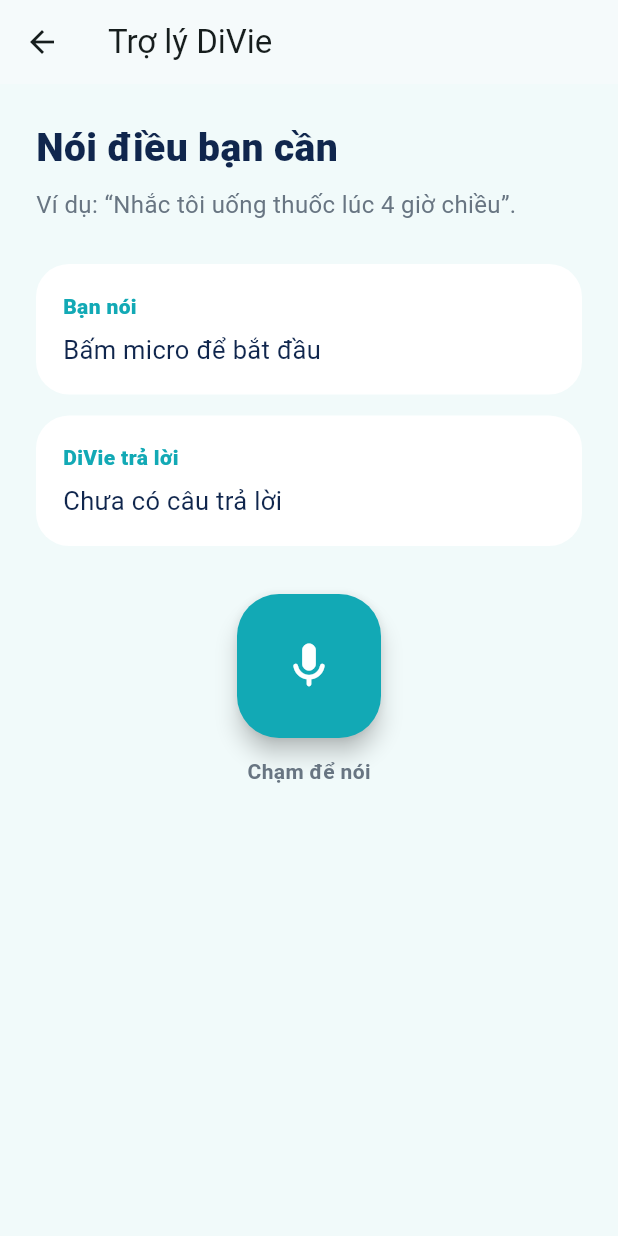
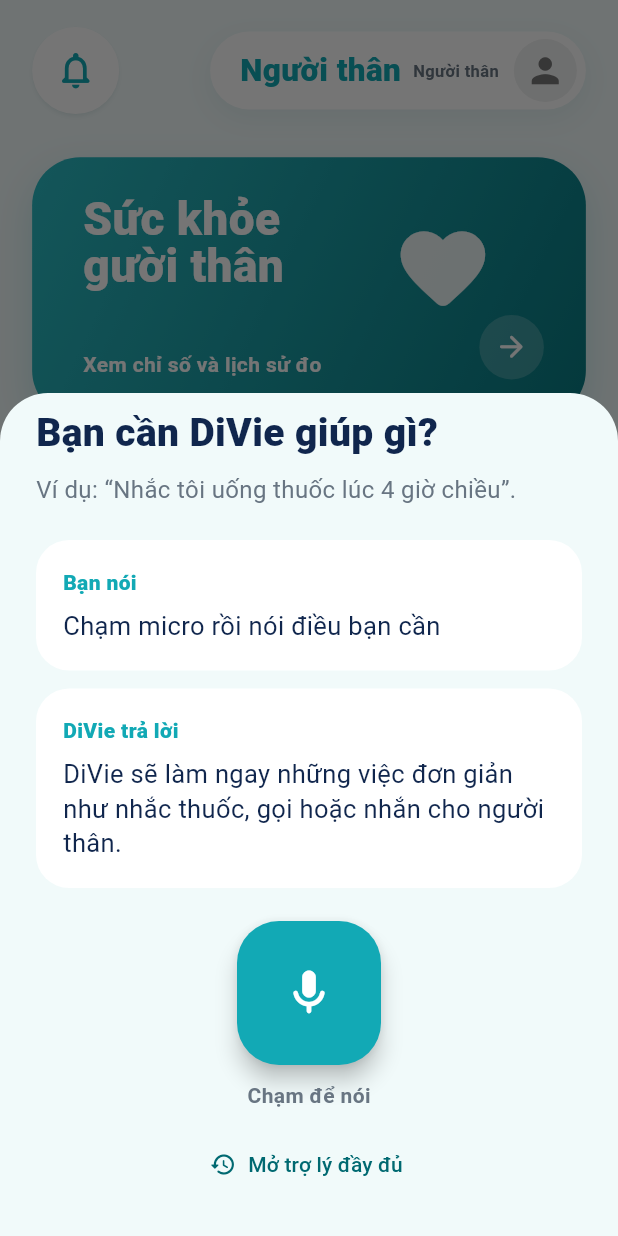
Before and after one commit to khoaminh-dev/divie, a Flutter app: the DivieShell screen opened directly with empty values, item 3 of the bottom bar chosen, on a phone screen of 412 x 824 dp. Run offline on Flutter 3.47's test engine with Material 3 defaults, Android fonts, the phone set to English and light mode, and no system bars; our stand-ins replace flutter_contacts, flutter_local_notifications, flutter_tts, image_picker, shared_preferences, speech_to_text and 2 more; accounts and stored records are empty; statements that could not run were skipped.

Commit message:
feat: open voice assistant from home

```diff
--- a/app/lib/features/assistant/voice_assistant_page.dart
+++ b/app/lib/features/assistant/voice_assistant_page.dart
@@ -26,7 +26,12 @@
 }
 
 class VoiceAssistantPage extends StatefulWidget {
-  const VoiceAssistantPage({super.key});
+  const VoiceAssistantPage({super.key, this.embedded = false});
+
+  /// The main screen opens the assistant as a focused panel instead of
+  /// navigating people away from what they were doing. The full page remains
+  /// available from Settings for longer conversations and history later on.
+  final bool embedded;
 
   @override
   State<VoiceAssistantPage> createState() => _VoiceAssistantPageState();
@@ -272,9 +277,8 @@
         } catch (error, stackTrace) {
           debugPrint('DiVie reminder create failed: $error');
           debugPrintStack(stackTrace: stackTrace);
-          final answer = error.toString().contains(
-                'medicine_reminders_remote_unavailable',
-              )
+          final answer =
+              error.toString().contains('medicine_reminders_remote_unavailable')
               ? 'Ứng dụng chưa kết nối tài khoản. Bạn đăng nhập lại rồi thử tạo lịch nhé.'
               : 'Chưa lưu được lịch nhắc thuốc. Bạn thử lại nhé.';
           if (mounted) setState(() => _answer = answer);
@@ -359,12 +363,14 @@
 
   bool _looksLikeReminderConfirmation(String value) {
     final text = value.toLowerCase();
-    final claimsSaved = text.contains('đã tạo') ||
+    final claimsSaved =
+        text.contains('đã tạo') ||
         text.contains('đã đặt') ||
         text.contains('đã lưu') ||
         text.contains('tạo thành công') ||
         text.contains('đặt thành công');
-    final reminderTopic = text.contains('nhắc') ||
+    final reminderTopic =
+        text.contains('nhắc') ||
         text.contains('thuốc') ||
         text.contains('uống thuốc') ||
         text.contains('báo thức');
@@ -381,17 +387,20 @@
   @override
   Widget build(BuildContext context) {
     final bottomInset = MediaQuery.viewInsetsOf(context).bottom;
-    return Scaffold(
-      appBar: AppBar(title: const Text('Trợ lý DiVie')),
-      body: SafeArea(
-        child: SingleChildScrollView(
-          padding: EdgeInsets.fromLTRB(24, 24, 24, 24 + bottomInset),
+    final content = SingleChildScrollView(
+      padding: EdgeInsets.fromLTRB(
+        24,
+        widget.embedded ? 8 : 24,
+        24,
+        24 + bottomInset,
+      ),
       child: Column(
+        mainAxisSize: widget.embedded ? MainAxisSize.min : MainAxisSize.max,
         crossAxisAlignment: CrossAxisAlignment.stretch,
         children: [
-              const Text(
-                'Nói điều bạn cần',
-                style: TextStyle(
+          Text(
+            widget.embedded ? 'Bạn cần DiVie giúp gì?' : 'Nói điều bạn cần',
+            style: const TextStyle(
               fontSize: 26,
               fontWeight: FontWeight.w900,
               color: DivieColors.navy,
@@ -402,21 +411,23 @@
             'Ví dụ: “Nhắc tôi uống thuốc lúc 4 giờ chiều”.',
             style: TextStyle(color: DivieColors.muted, fontSize: 16),
           ),
-              const SizedBox(height: 28),
+          const SizedBox(height: 22),
           _VoiceBubble(
             label: 'Bạn nói',
             text: _transcript.isEmpty
-                    ? 'Bấm micro để bắt đầu'
+                ? 'Chạm micro rồi nói điều bạn cần'
                 : _transcript,
           ),
-              const SizedBox(height: 14),
+          const SizedBox(height: 12),
           _VoiceBubble(
             label: 'DiVie trả lời',
             text: _sending
-                    ? 'Đang suy nghĩ…'
-                    : (_answer.isEmpty ? 'Chưa có câu trả lời' : _answer),
+                ? 'Đang xử lý…'
+                : (_answer.isEmpty
+                      ? 'DiVie sẽ làm ngay những việc đơn giản như nhắc thuốc, gọi hoặc nhắn cho người thân.'
+                      : _answer),
           ),
-              const SizedBox(height: 32),
+          const SizedBox(height: 22),
           Center(
             child: FloatingActionButton.large(
               backgroundColor: _listening
@@ -430,22 +441,40 @@
               ),
             ),
           ),
-              const SizedBox(height: 12),
+          const SizedBox(height: 10),
           Center(
             child: Text(
               !_ready
-                      ? 'Đang xin quyền micro…'
-                      : (_listening ? 'Đang nghe…' : 'Chạm để nói'),
+                  ? 'Đang chuẩn bị micro…'
+                  : (_listening ? 'Đang nghe… chạm lại để gửi' : 'Chạm để nói'),
               style: const TextStyle(
                 color: DivieColors.muted,
                 fontWeight: FontWeight.w700,
               ),
             ),
           ),
+          if (widget.embedded) ...[
+            const SizedBox(height: 12),
+            TextButton.icon(
+              onPressed: () {
+                Navigator.of(context).pop();
+                Navigator.of(context).push(
+                  MaterialPageRoute(builder: (_) => const VoiceAssistantPage()),
+                );
+              },
+              icon: const Icon(Icons.history_rounded),
+              label: const Text('Mở trợ lý đầy đủ'),
+            ),
+          ],
         ],
       ),
-        ),
-      ),
+    );
+
+    if (widget.embedded) return content;
+
+    return Scaffold(
+      appBar: AppBar(title: const Text('Trợ lý DiVie')),
+      body: SafeArea(child: content),
     );
   }
 }
--- a/app/lib/main.dart
+++ b/app/lib/main.dart
@@ -251,9 +251,21 @@
 
   void _select(int index) {
     if (index == 2) {
-      Navigator.push(
-        context,
-        MaterialPageRoute(builder: (_) => const VoiceAssistantPage()),
+      showModalBottomSheet<void>(
+        context: context,
+        isScrollControlled: true,
+        useSafeArea: true,
+        backgroundColor: Colors.transparent,
+        builder: (context) => Container(
+          constraints: BoxConstraints(
+            maxHeight: MediaQuery.sizeOf(context).height * .82,
+          ),
+          decoration: const BoxDecoration(
+            color: DivieColors.background,
+            borderRadius: BorderRadius.vertical(top: Radius.circular(32)),
+          ),
+          child: const VoiceAssistantPage(embedded: true),
+        ),
       );
       return;
     }
@@ -694,9 +706,7 @@
         if (openSettings == true && context.mounted) {
           await Navigator.push(
             context,
-            MaterialPageRoute(
-              builder: (_) => const EmergencyContactsPage(),
-            ),
+            MaterialPageRoute(builder: (_) => const EmergencyContactsPage()),
           );
         }
         return;
```
Lines whose indentation alone changed are shown as unchanged.
